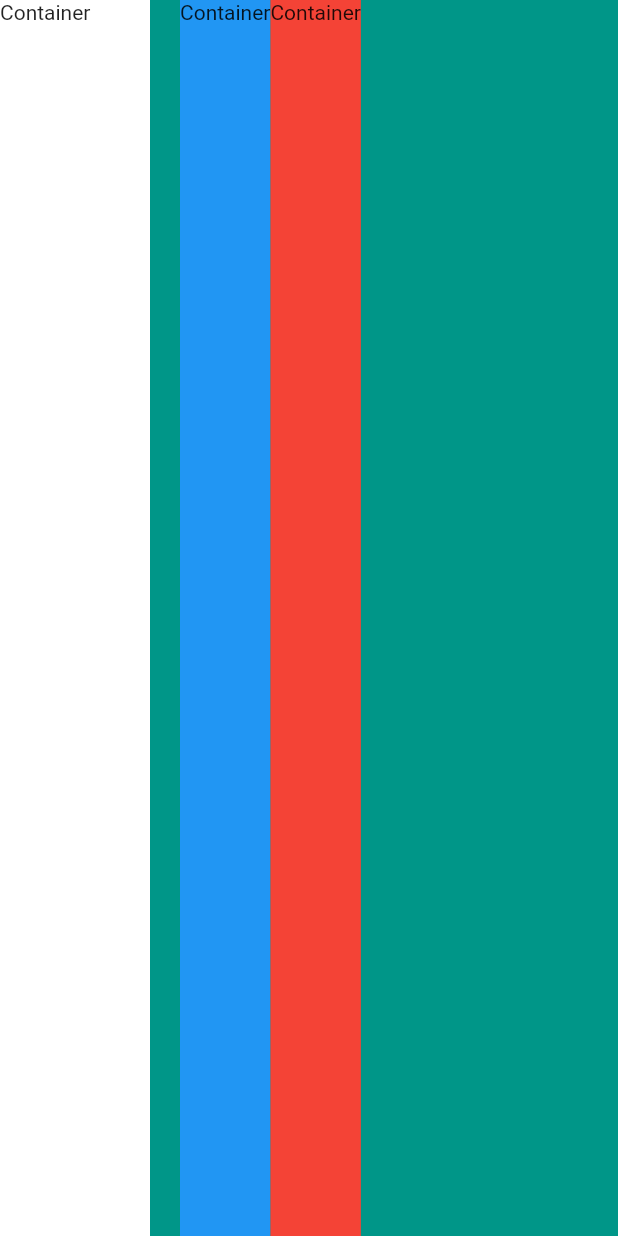
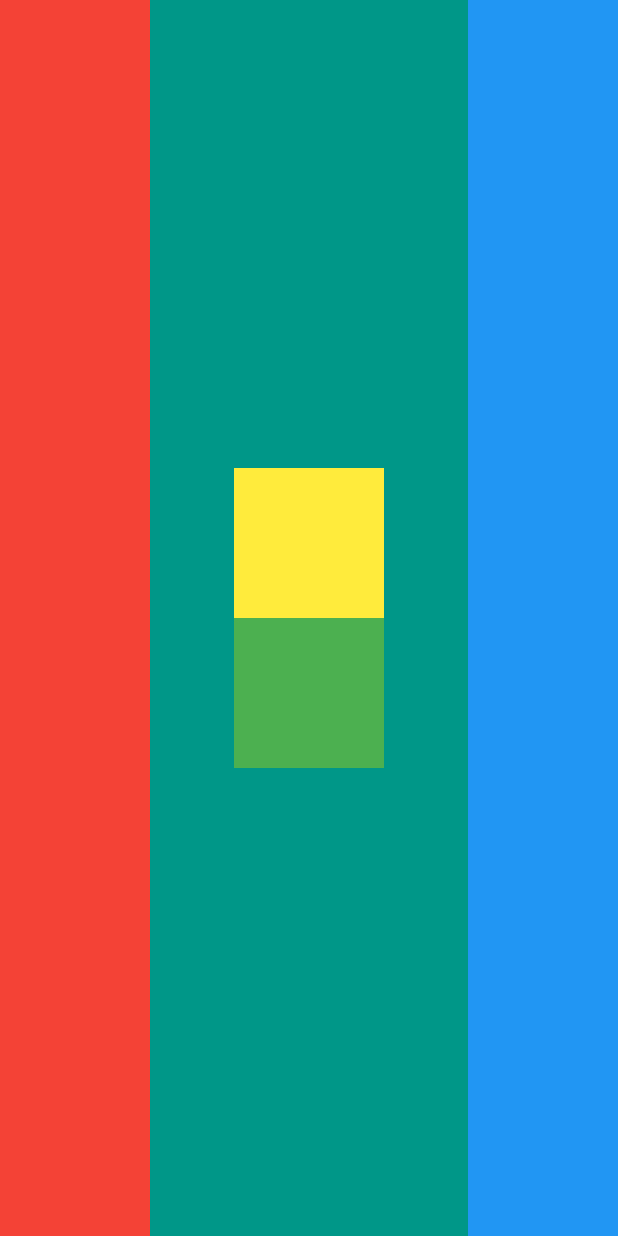
Before and after one commit to fdepedis/flutter_micard, a Flutter app: the screen it shows after launch, on a phone screen of 412 x 824 dp. Run offline on Flutter 3.47's test engine with Material 2 defaults, Android fonts, the phone set to English and light mode, and no system bars.

Commit message:
Lesson 47

```diff
--- a/lib/main.dart
+++ b/lib/main.dart
@@ -48,32 +48,47 @@ class _MyHomePageState extends State<MyHomePage> {
         child: Row(
           //mainAxisSize: MainAxisSize.min,
           //verticalDirection: VerticalDirection.up,
-          //mainAxisAlignment: MainAxisAlignment.spaceEvenly,
-          crossAxisAlignment: CrossAxisAlignment.stretch,
+          mainAxisAlignment: MainAxisAlignment.spaceBetween,
+          //crossAxisAlignment: CrossAxisAlignment.stretch,
           children: <Widget>[
             Container(
               width: 100.0,
               //height: 100.0,
               //margin: EdgeInsets.only(left: 30.0),
               //padding: EdgeInsets.all(20.0),
-              color: Colors.white,
-              child: Text('Container'),
+              color: Colors.red,
+              //child: Text('Container'),
+            ),
+            SizedBox(
+              //height: 20.0,
+              width: 20.0,
+            ),
+            Column(
+              mainAxisAlignment: MainAxisAlignment.center,
+              children: [
+                Container(
+                  width: 100.0,
+                  height: 100.0,
+                  color: Colors.yellow,
+                  //child: Text('Container'),
+                ),
+                Container(
+                  width: 100.0,
+                  height: 100.0,
+                  color: Colors.green,
+                  //child: Text('Container'),
+                ),
+              ],
             ),
             SizedBox(
               //height: 20.0,
               width: 20.0,
             ),
             Container(
-              //width: 300.0,
-              height: 100.0,
+              width: 100.0,
+              //height: 100.0,
               color: Colors.blue,
-              child: Text('Container'),
-            ),
-            Container(
-              //width: 100.0,
-              height: 100.0,
-              color: Colors.red,
-              child: Text('Container'),
+              //child: Text('Container'),
             ),
             /*Container(
               width: double.infinity,
@@ -98,7 +113,7 @@ class _MyHomePageState extends State<MyHomePage> {
           ),
         ),
       ),*/
-      /* floatingActionButton: FloatingActionButton(
+      /*floatingActionButton: FloatingActionButton(
         onPressed: _incrementCounter,
         tooltip: 'Increment',
         child: Icon(Icons.add),
```
